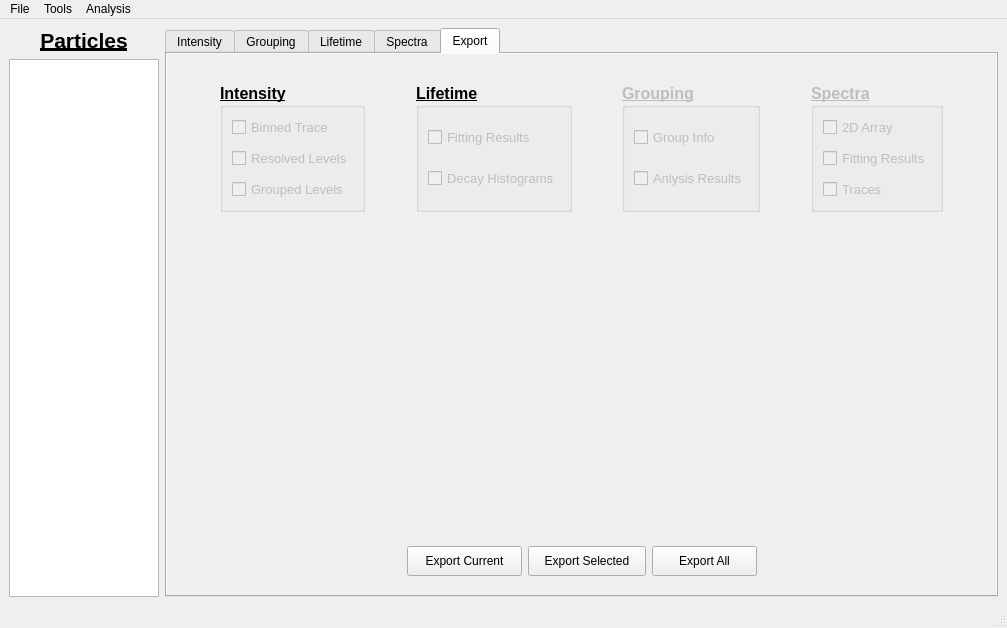
Old version of the form resources/ui/mainwindow.ui in the repository BioPhysicsUP/Full_SMS.
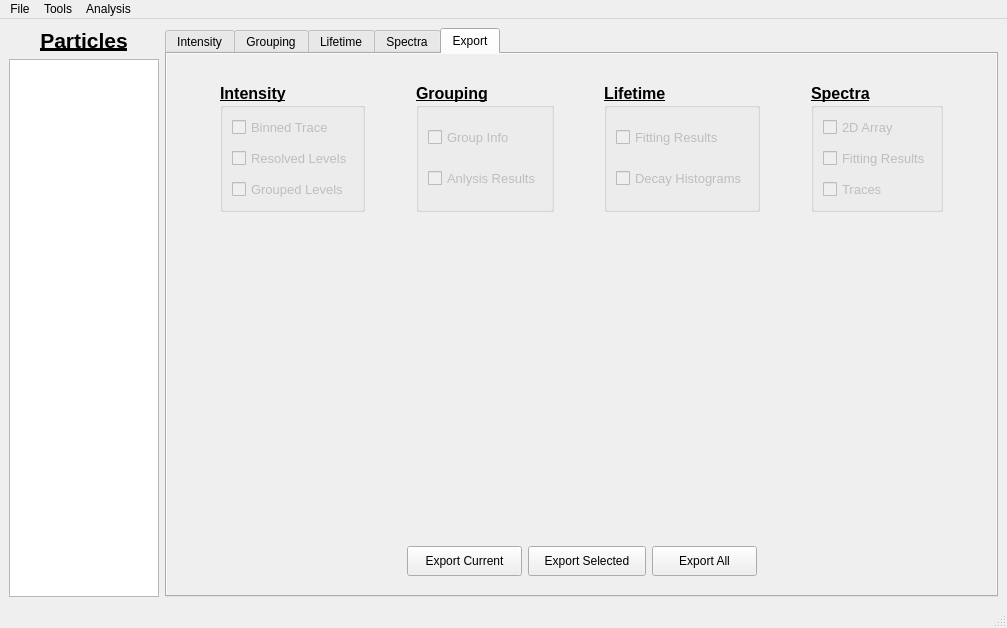
New version of the form. The open tabs and pages were chosen to show the change. Icons and pictures are not drawn. Custom widgets are drawn as their Qt base class.

The edit to the form file:
```diff
--- a/resources/ui/mainwindow.ui
+++ b/resources/ui/mainwindow.ui
@@ -1389,7 +1389,7 @@
          </widget>
         </item>
         <item row="3" column="0">
-         <layout class="QHBoxLayout" name="horizontalLayout_12">
+         <layout class="QHBoxLayout" name="layLifetime_Fit">
           <property name="sizeConstraint">
            <enum>QLayout::SetMinimumSize</enum>
           </property>
@@ -1401,16 +1401,22 @@
               <height>200</height>
              </size>
             </property>
+            <property name="autoFillBackground">
+             <bool>true</bool>
+            </property>
             <property name="currentIndex">
              <number>0</number>
             </property>
-            <widget class="QWidget" name="tabLifetimeGraph_2">
+            <widget class="QWidget" name="tabLifetimeGraph">
              <property name="sizePolicy">
               <sizepolicy hsizetype="Expanding" vsizetype="Expanding">
                <horstretch>0</horstretch>
                <verstretch>0</verstretch>
               </sizepolicy>
              </property>
+             <property name="autoFillBackground">
+              <bool>true</bool>
+             </property>
              <attribute name="title">
               <string>Decay</string>
              </attribute>
@@ -1430,13 +1436,16 @@
               </item>
              </layout>
             </widget>
-            <widget class="QWidget" name="tabResidualsGraph_2">
+            <widget class="QWidget" name="tabResidualsGraph">
              <property name="sizePolicy">
               <sizepolicy hsizetype="Expanding" vsizetype="Expanding">
                <horstretch>0</horstretch>
                <verstretch>0</verstretch>
               </sizepolicy>
              </property>
+             <property name="autoFillBackground">
+              <bool>true</bool>
+             </property>
              <attribute name="title">
               <string>Residuals</string>
              </attribute>
@@ -1839,98 +1848,10 @@
               </property>
              </spacer>
             </item>
-            <item>
-             <widget class="QGroupBox" name="gbxExport_Lifetimes">
-              <property name="enabled">
-               <bool>true</bool>
-              </property>
-              <property name="font">
-               <font>
-                <pointsize>12</pointsize>
-                <weight>75</weight>
-                <bold>true</bold>
-                <underline>true</underline>
-               </font>
-              </property>
-              <property name="title">
-               <string>Lifetime</string>
-              </property>
-              <layout class="QVBoxLayout" name="verticalLayout_10">
-               <property name="spacing">
-                <number>10</number>
-               </property>
-               <item>
-                <widget class="QCheckBox" name="chbEx_Lifetimes">
-                 <property name="enabled">
-                  <bool>false</bool>
-                 </property>
-                 <property name="font">
-                  <font>
-                   <pointsize>10</pointsize>
-                   <weight>50</weight>
-                   <bold>false</bold>
-                   <underline>false</underline>
-                  </font>
-                 </property>
-                 <property name="text">
-                  <string>Fitting Results</string>
-                 </property>
-                </widget>
-               </item>
-               <item>
-                <widget class="QCheckBox" name="chbEx_Hist">
-                 <property name="enabled">
-                  <bool>false</bool>
-                 </property>
-                 <property name="font">
-                  <font>
-                   <pointsize>10</pointsize>
-                   <weight>50</weight>
-                   <bold>false</bold>
-                   <underline>false</underline>
-                  </font>
-                 </property>
-                 <property name="text">
-                  <string>Decay Histograms</string>
-                 </property>
-                </widget>
-               </item>
-               <item>
-                <spacer name="spcEx_Lifetime">
-                 <property name="orientation">
-                  <enum>Qt::Vertical</enum>
-                 </property>
-                 <property name="sizeType">
-                  <enum>QSizePolicy::Minimum</enum>
-                 </property>
-                 <property name="sizeHint" stdset="0">
-                  <size>
-                   <width>20</width>
-                   <height>0</height>
-                  </size>
-                 </property>
-                </spacer>
-               </item>
-              </layout>
-             </widget>
-            </item>
-            <item>
-             <spacer name="spcEx_Options_3">
-              <property name="orientation">
-               <enum>Qt::Horizontal</enum>
-              </property>
-              <property name="sizeHint" stdset="0">
-               <size>
-                <width>40</width>
-                <height>20</height>
-               </size>
-              </property>
-             </spacer>
-            </item>
             <item>
              <widget class="QGroupBox" name="gbxExport_Groups">
               <property name="enabled">
-               <bool>false</bool>
+               <bool>true</bool>
               </property>
               <property name="font">
                <font>
@@ -1949,6 +1870,9 @@
                </property>
                <item>
                 <widget class="QCheckBox" name="chbEx_Group_Info">
+                 <property name="enabled">
+                  <bool>false</bool>
+                 </property>
                  <property name="font">
                   <font>
                    <pointsize>10</pointsize>
@@ -1964,6 +1888,9 @@
                </item>
                <item>
                 <widget class="QCheckBox" name="chbEx_Groups_Results">
+                 <property name="enabled">
+                  <bool>false</bool>
+                 </property>
                  <property name="font">
                   <font>
                    <pointsize>10</pointsize>
@@ -1996,6 +1923,94 @@
               </layout>
              </widget>
             </item>
+            <item>
+             <spacer name="spcEx_Options_3">
+              <property name="orientation">
+               <enum>Qt::Horizontal</enum>
+              </property>
+              <property name="sizeHint" stdset="0">
+               <size>
+                <width>40</width>
+                <height>20</height>
+               </size>
+              </property>
+             </spacer>
+            </item>
+            <item>
+             <widget class="QGroupBox" name="gbxExport_Lifetimes">
+              <property name="enabled">
+               <bool>true</bool>
+              </property>
+              <property name="font">
+               <font>
+                <pointsize>12</pointsize>
+                <weight>75</weight>
+                <bold>true</bold>
+                <underline>true</underline>
+               </font>
+              </property>
+              <property name="title">
+               <string>Lifetime</string>
+              </property>
+              <layout class="QVBoxLayout" name="verticalLayout_10">
+               <property name="spacing">
+                <number>10</number>
+               </property>
+               <item>
+                <widget class="QCheckBox" name="chbEx_Lifetimes">
+                 <property name="enabled">
+                  <bool>false</bool>
+                 </property>
+                 <property name="font">
+                  <font>
+                   <pointsize>10</pointsize>
+                   <weight>50</weight>
+                   <bold>false</bold>
+                   <underline>false</underline>
+                  </font>
+                 </property>
+                 <property name="text">
+                  <string>Fitting Results</string>
+                 </property>
+                </widget>
+               </item>
+               <item>
+                <widget class="QCheckBox" name="chbEx_Hist">
+                 <property name="enabled">
+                  <bool>false</bool>
+                 </property>
+                 <property name="font">
+                  <font>
+                   <pointsize>10</pointsize>
+                   <weight>50</weight>
+                   <bold>false</bold>
+                   <underline>false</underline>
+                  </font>
+                 </property>
+                 <property name="text">
+                  <string>Decay Histograms</string>
+                 </property>
+                </widget>
+               </item>
+               <item>
+                <spacer name="spcEx_Lifetime">
+                 <property name="orientation">
+                  <enum>Qt::Vertical</enum>
+                 </property>
+                 <property name="sizeType">
+                  <enum>QSizePolicy::Minimum</enum>
+                 </property>
+                 <property name="sizeHint" stdset="0">
+                  <size>
+                   <width>20</width>
+                   <height>0</height>
+                  </size>
+                 </property>
+                </spacer>
+               </item>
+              </layout>
+             </widget>
+            </item>
             <item>
              <spacer name="spcEx_Options_4">
               <property name="orientation">
@@ -2012,7 +2027,7 @@
             <item>
              <widget class="QGroupBox" name="gbxExport_Spectra">
               <property name="enabled">
-               <bool>false</bool>
+               <bool>true</bool>
               </property>
               <property name="font">
                <font>
@@ -2031,6 +2046,9 @@
                </property>
                <item>
                 <widget class="QCheckBox" name="chbEx_Spectra_2D">
+                 <property name="enabled">
+                  <bool>false</bool>
+                 </property>
                  <property name="font">
                   <font>
                    <pointsize>10</pointsize>
@@ -2046,6 +2064,9 @@
                </item>
                <item>
                 <widget class="QCheckBox" name="chbEx_Spectra_Fitting">
+                 <property name="enabled">
+                  <bool>false</bool>
+                 </property>
                  <property name="font">
                   <font>
                    <pointsize>10</pointsize>
@@ -2061,6 +2082,9 @@
                </item>
                <item>
                 <widget class="QCheckBox" name="chbEx_Spectra_Traces">
+                 <property name="enabled">
+                  <bool>false</bool>
+                 </property>
                  <property name="font">
                   <font>
                    <pointsize>10</pointsize>
```
Left out of the diff: 2 changed lines with no effect on the pictures.
